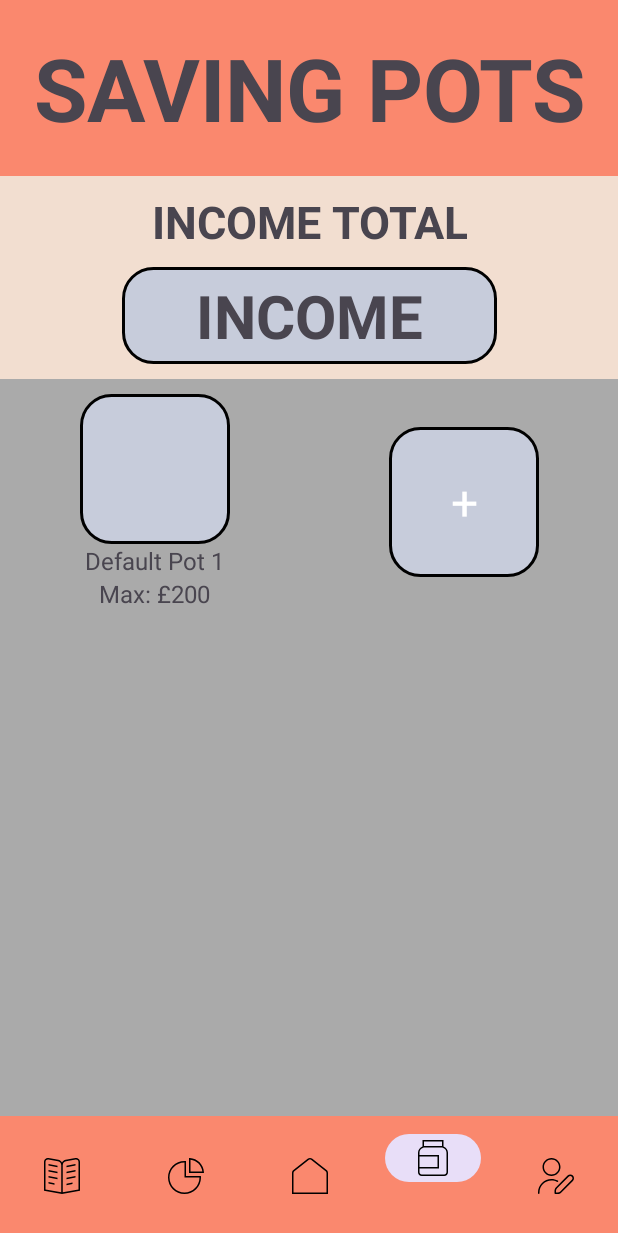
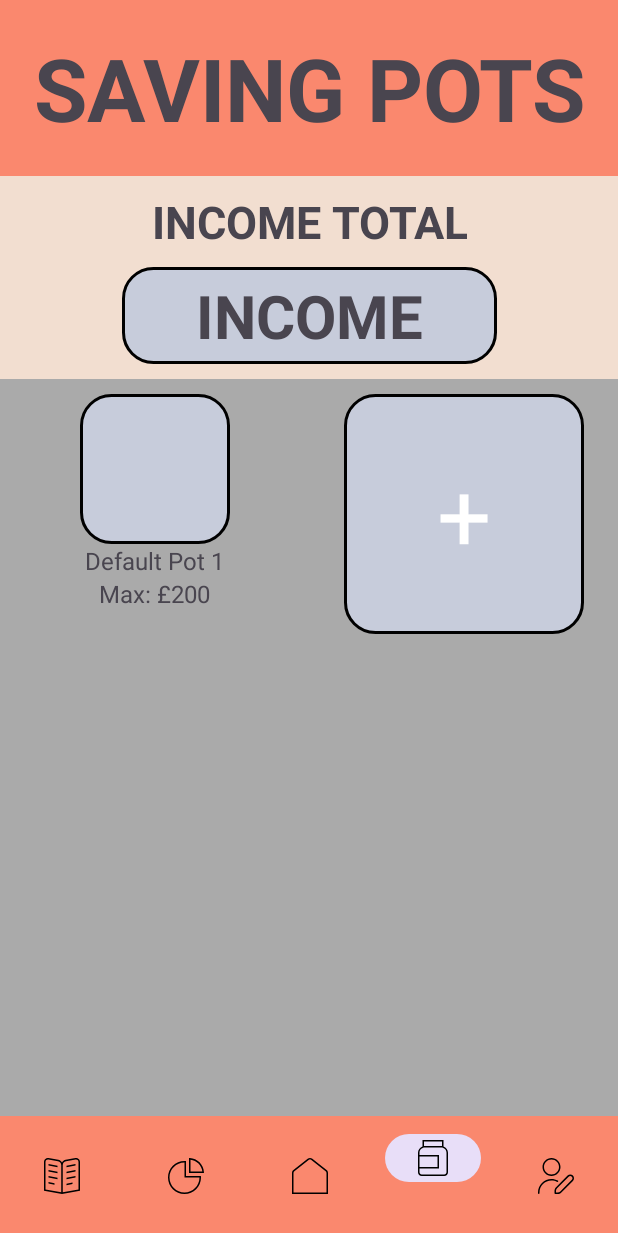
Before and after one commit to TurnerBurner01/Blush-Finance, an Android app: the screen it shows after launch (MainActivity), item 4 of the bottom bar chosen, on a phone screen of 412 x 824 dp. Shown: the top 1233 px of the screen. Run offline under Robolectric (Android 15) with nearby library versions, the phone set to English and light mode, and no system bars.

Commit message:
adjusting pot size

```diff
--- a/app/src/main/res/layout/p_item_pot_plus.xml
+++ b/app/src/main/res/layout/p_item_pot_plus.xml
@@ -8,10 +8,10 @@
 
     <TextView
         android:id="@+id/plus_text"
-        android:layout_width="100dp"
-        android:layout_height="100dp"
+        android:layout_width="160dp"
+        android:layout_height="160dp"
         android:text="+"
-        android:textSize="32sp"
+        android:textSize="64sp"
         android:textColor="@android:color/white"
         android:background="@drawable/rounded_square_background"
         android:gravity="center"
```
